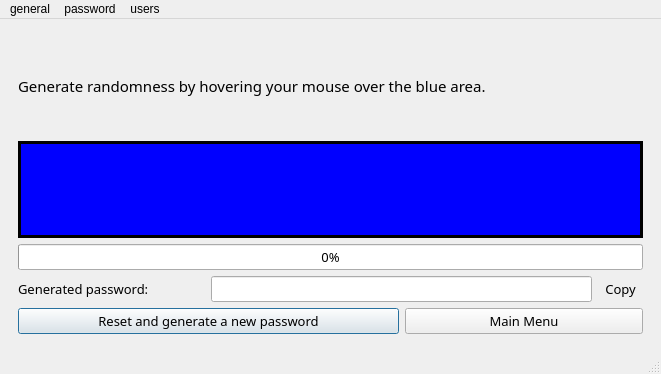
Qt form lightning_pass/gui/static/qt_designer/main.ui (lgtm-migrator/lightning-pass) before a commit.
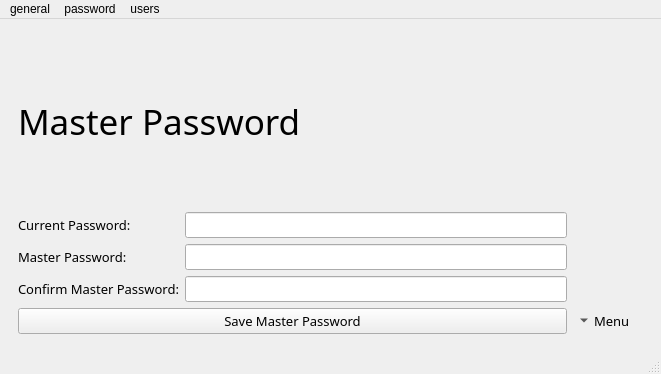
The same form after that commit. Icons and pictures are not drawn.

Commit message: master password logic

Patch:
```diff
--- a/lightning_pass/gui/static/qt_designer/main.ui
+++ b/lightning_pass/gui/static/qt_designer/main.ui
@@ -27,7 +27,7 @@
        </sizepolicy>
       </property>
       <property name="currentIndex">
-       <number>8</number>
+       <number>11</number>
       </property>
       <widget class="QWidget" name="loading">
        <property name="cursor">
@@ -851,12 +851,18 @@
           <property name="text">
            <string>Copy</string>
           </property>
+          <property name="popupMode">
+           <enum>QToolButton::InstantPopup</enum>
+          </property>
           <property name="toolButtonStyle">
-           <enum>Qt::ToolButtonTextOnly</enum>
+           <enum>Qt::ToolButtonTextBesideIcon</enum>
           </property>
           <property name="autoRaise">
            <bool>true</bool>
           </property>
+          <property name="arrowType">
+           <enum>Qt::RightArrow</enum>
+          </property>
          </widget>
         </item>
         <item row="4" column="0" colspan="2">
@@ -1350,6 +1356,136 @@
         </item>
        </layout>
       </widget>
+      <widget class="QWidget" name="master_password">
+       <layout class="QGridLayout" name="gridLayout_13">
+        <item row="0" column="0" colspan="2">
+         <widget class="QLabel" name="master_pass_main_lbl">
+          <property name="font">
+           <font>
+            <family>Segoe Print</family>
+            <pointsize>26</pointsize>
+           </font>
+          </property>
+          <property name="text">
+           <string>Master Password</string>
+          </property>
+         </widget>
+        </item>
+        <item row="1" column="0">
+         <widget class="QLabel" name="master_pass_current_pass_lbl">
+          <property name="font">
+           <font>
+            <family>Segoe UI Light</family>
+            <pointsize>10</pointsize>
+           </font>
+          </property>
+          <property name="text">
+           <string>Current Password:</string>
+          </property>
+         </widget>
+        </item>
+        <item row="2" column="0">
+         <widget class="QLabel" name="master_pass_master_pass_lbl">
+          <property name="font">
+           <font>
+            <family>Segoe UI Light</family>
+            <pointsize>10</pointsize>
+           </font>
+          </property>
+          <property name="text">
+           <string>Master Password:</string>
+          </property>
+         </widget>
+        </item>
+        <item row="3" column="0">
+         <widget class="QLabel" name="master_pass_conf_master_pass_lbl">
+          <property name="font">
+           <font>
+            <family>Segoe UI Light</family>
+            <pointsize>10</pointsize>
+           </font>
+          </property>
+          <property name="text">
+           <string>Confirm Master Password:</string>
+          </property>
+         </widget>
+        </item>
+        <item row="4" column="0" colspan="2">
+         <widget class="QPushButton" name="master_pass_save_btn">
+          <property name="font">
+           <font>
+            <family>Segoe UI Light</family>
+            <pointsize>10</pointsize>
+           </font>
+          </property>
+          <property name="text">
+           <string>Save Master Password</string>
+          </property>
+         </widget>
+        </item>
+        <item row="4" column="2">
+         <widget class="QToolButton" name="master_pass_menu_tool_btn">
+          <property name="font">
+           <font>
+            <family>Segoe UI Light</family>
+            <pointsize>10</pointsize>
+           </font>
+          </property>
+          <property name="text">
+           <string>Menu</string>
+          </property>
+          <property name="toolButtonStyle">
+           <enum>Qt::ToolButtonTextBesideIcon</enum>
+          </property>
+          <property name="autoRaise">
+           <bool>true</bool>
+          </property>
+          <property name="arrowType">
+           <enum>Qt::DownArrow</enum>
+          </property>
+         </widget>
+        </item>
+        <item row="3" column="1">
+         <widget class="QLineEdit" name="master_Pass_conf_master_pass_line">
+          <property name="font">
+           <font>
+            <family>Segoe UI Light</family>
+            <pointsize>10</pointsize>
+           </font>
+          </property>
+          <property name="echoMode">
+           <enum>QLineEdit::Password</enum>
+          </property>
+         </widget>
+        </item>
+        <item row="2" column="1">
+         <widget class="QLineEdit" name="master_pass_master_pass_line">
+          <property name="font">
+           <font>
+            <family>Segoe UI Light</family>
+            <pointsize>10</pointsize>
+           </font>
+          </property>
+          <property name="echoMode">
+           <enum>QLineEdit::Password</enum>
+          </property>
+         </widget>
+        </item>
+        <item row="1" column="1">
+         <widget class="QLineEdit" name="master_pass_current_pass_line">
+          <property name="font">
+           <font>
+            <family>Segoe UI Light</family>
+            <pointsize>10</pointsize>
+           </font>
+          </property>
+          <property name="echoMode">
+           <enum>QLineEdit::Password</enum>
+          </property>
+         </widget>
+        </item>
+       </layout>
+      </widget>
      </widget>
     </item>
    </layout>
```
Left out of the diff: 279 changed lines with no effect on the pictures. The commit also changes 8 other files.
